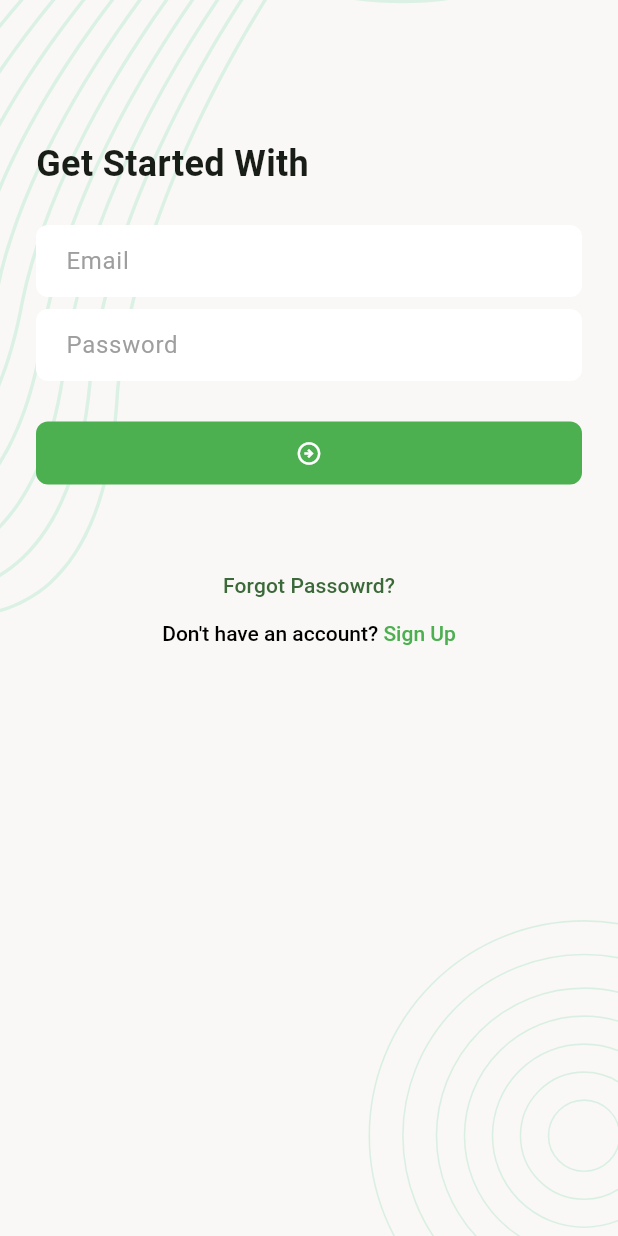
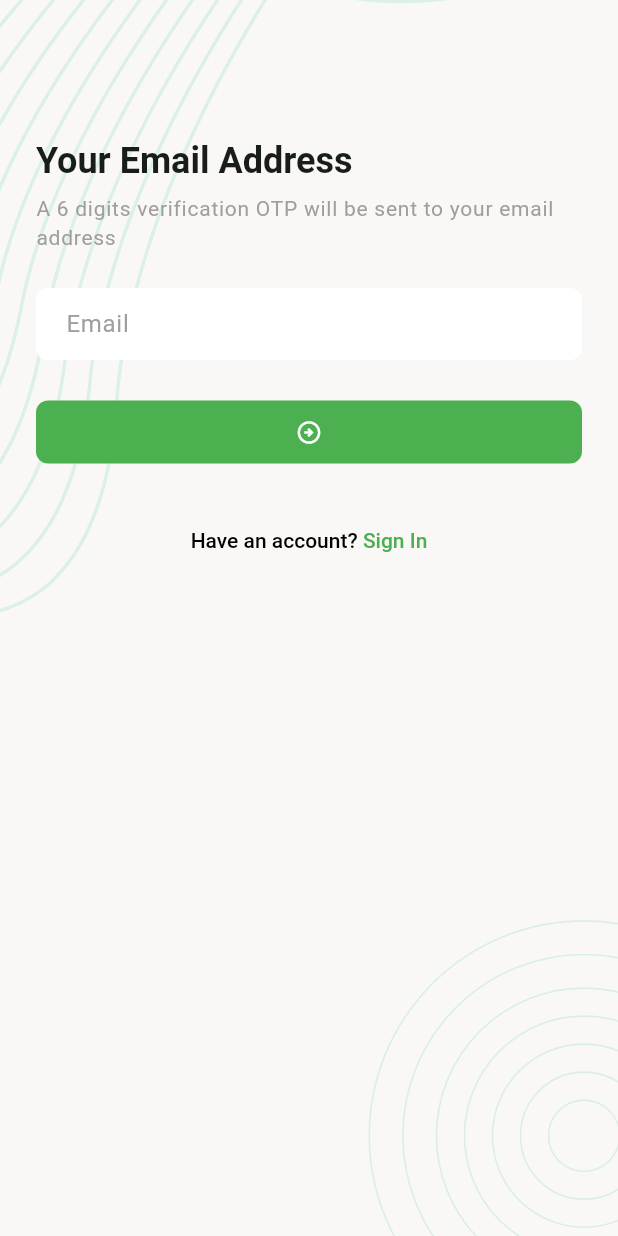
Before and after one commit to Waliza21/task_management, a Flutter app: the screen it shows after launch, after a tap on "Forgot Passowrd?", on a phone screen of 412 x 824 dp. Run offline on Flutter 3.47's test engine with Material 3 defaults, Android fonts, the phone set to English and light mode, and no system bars; our stand-ins replace flutter_svg.

Commit message:
add forgot password email screen

```diff
--- a/lib/app.dart
+++ b/lib/app.dart
@@ -11,6 +11,7 @@
 //this is the only file where classname and filename won't match.
 
 import 'package:flutter/material.dart';
+import 'package:task_management/ui/screens/forgot_password_email_screen.dart';
 import 'package:task_management/ui/screens/sign_in_screen.dart';
 import 'package:task_management/ui/screens/sign_up_screen.dart';
 import 'package:task_management/ui/screens/splash_screen.dart';
@@ -61,6 +62,14 @@ class TaskManagerApp extends StatelessWidget {
             ),
           ),
         ),
+        textTheme: TextTheme(
+          titleLarge: TextStyle(fontSize: 24, fontWeight: FontWeight.w600),
+          labelMedium: TextStyle(
+            fontSize: 14,
+            fontWeight: FontWeight.w400,
+            color: Colors.grey,
+          ),
+        ),
       ),
 
       // home: SplashScreen(),
@@ -68,6 +77,7 @@ class TaskManagerApp extends StatelessWidget {
         SplashScreen.name: (_) => SplashScreen(), //_ is to ignore ctx/context
         SignInScreen.name: (_) => SignInScreen(),
         SignUpScreen.name: (_) => SignUpScreen(),
+        ForgotPasswordEmailScreen.name: (_) => ForgotPasswordEmailScreen(),
       },
       initialRoute: SplashScreen.name,
     );
--- /dev/null
+++ b/lib/ui/screens/forgot_password_email_screen.dart
@@ -0,0 +1,85 @@
+import 'package:flutter/gestures.dart';
+import 'package:flutter/material.dart';
+import 'package:task_management/ui/screens/sign_in_screen.dart';
+import 'package:task_management/ui/screens/sign_up_screen.dart';
+import 'package:task_management/ui/widgets/screen_background.dart';
+
+class ForgotPasswordEmailScreen extends StatefulWidget {
+  const ForgotPasswordEmailScreen({super.key});
+
+  static const String name = '/forgot-password-email';
+
+  @override
+  State<ForgotPasswordEmailScreen> createState() =>
+      _ForgotPasswordEmailScreenState();
+}
+
+class _ForgotPasswordEmailScreenState extends State<ForgotPasswordEmailScreen> {
+  @override
+  Widget build(BuildContext context) {
+    return Scaffold(
+      body: ScreenBackground(
+        child: Padding(
+          padding: const EdgeInsets.all(24.0),
+          child: Column(
+            crossAxisAlignment: CrossAxisAlignment.start,
+            spacing:
+                8, //column er prottekta content er moddhekar space er jonno spacing use hoy
+            children: [
+              const SizedBox(height: 60),
+              Text(
+                "Your Email Address",
+                style: Theme.of(context).textTheme.titleLarge,
+              ),
+              Text(
+                "A 6 digits verification OTP will be sent to your email address",
+                // style: Theme.of(context).textTheme.bodyMedium, //default ei body medium deya thake
+                style: Theme.of(context).textTheme.labelMedium,
+              ),
+              const SizedBox(height: 8),
+              TextFormField(decoration: InputDecoration(hintText: 'Email')),
+              const SizedBox(height: 8),
+              //elevated button na egula, filled button
+              FilledButton(
+                onPressed: _onTapSubmitButton,
+                child: Icon(Icons.arrow_circle_right_outlined),
+              ),
+              const SizedBox(height: 24),
+              Center(
+                child: RichText(
+                  text: TextSpan(
+                    text: "Have an account? ",
+                    style: TextStyle(
+                      color: Colors.black,
+                      fontWeight: FontWeight.w500,
+                      // letterSpacing: 0.5,
+                    ),
+                    children: [
+                      TextSpan(
+                        text: "Sign In",
+                        style: TextStyle(color: Colors.green),
+                        recognizer:
+                            TapGestureRecognizer()..onTap = _onTapSignInButton,
+                        //.. - cascade notation - direct access korar jonno kono property,akta dot diye access, 2 ta dot diye initialize
+                      ),
+                    ],
+                  ),
+                ),
+              ),
+            ],
+          ),
+        ),
+      ),
+    );
+  }
+
+  void _onTapSignInButton() {
+    Navigator.pop(context);
+  }
+
+  void _onTapSubmitButton() {}
+}
+
+
+//infinity - choltei thakbe
+//maxfinite - jototuku jete parbe tototuku jabe
--- a/lib/ui/screens/sign_in_screen.dart
+++ b/lib/ui/screens/sign_in_screen.dart
@@ -1,5 +1,6 @@
 import 'package:flutter/gestures.dart';
 import 'package:flutter/material.dart';
+import 'package:task_management/ui/screens/forgot_password_email_screen.dart';
 import 'package:task_management/ui/screens/sign_up_screen.dart';
 import 'package:task_management/ui/widgets/screen_background.dart';
 
@@ -27,7 +28,7 @@ class _SignInScreenState extends State<SignInScreen> {
               const SizedBox(height: 60),
               Text(
                 "Get Started With",
-                style: TextStyle(fontSize: 24, fontWeight: FontWeight.w600),
+                style: Theme.of(context).textTheme.titleLarge,
               ),
               const SizedBox(height: 8),
               TextFormField(decoration: InputDecoration(hintText: 'Email')),
@@ -77,7 +78,10 @@ class _SignInScreenState extends State<SignInScreen> {
   }
 
   void _onTapSignInButton() {}
-  void _onTapForgotPasswordButton() {}
+  void _onTapForgotPasswordButton() {
+    Navigator.pushNamed(context, ForgotPasswordEmailScreen.name);
+  }
+
   void _onTapSignUpButton() {
     Navigator.pushNamed(context, SignUpScreen.name);
   }
--- a/lib/ui/screens/sign_up_screen.dart
+++ b/lib/ui/screens/sign_up_screen.dart
@@ -25,7 +25,11 @@ class _SignUpScreenState extends State<SignUpScreen> {
               SizedBox(height: 60),
               Text(
                 "Join With Us",
-                style: TextStyle(fontSize: 24, fontWeight: FontWeight.w600),
+                style: Theme.of(context).textTheme.titleLarge,
+                ///theme e jeta define kore ashchi sheta overwrite korte chaile
+                // style: Theme.of(context).textTheme.titleLarge?.copyWith(
+                //   fontWeight: FontWeight.w900,
+                // ),
               ),
               SizedBox(height: 8),
               TextFormField(decoration: InputDecoration(hintText: "Email")),
```
